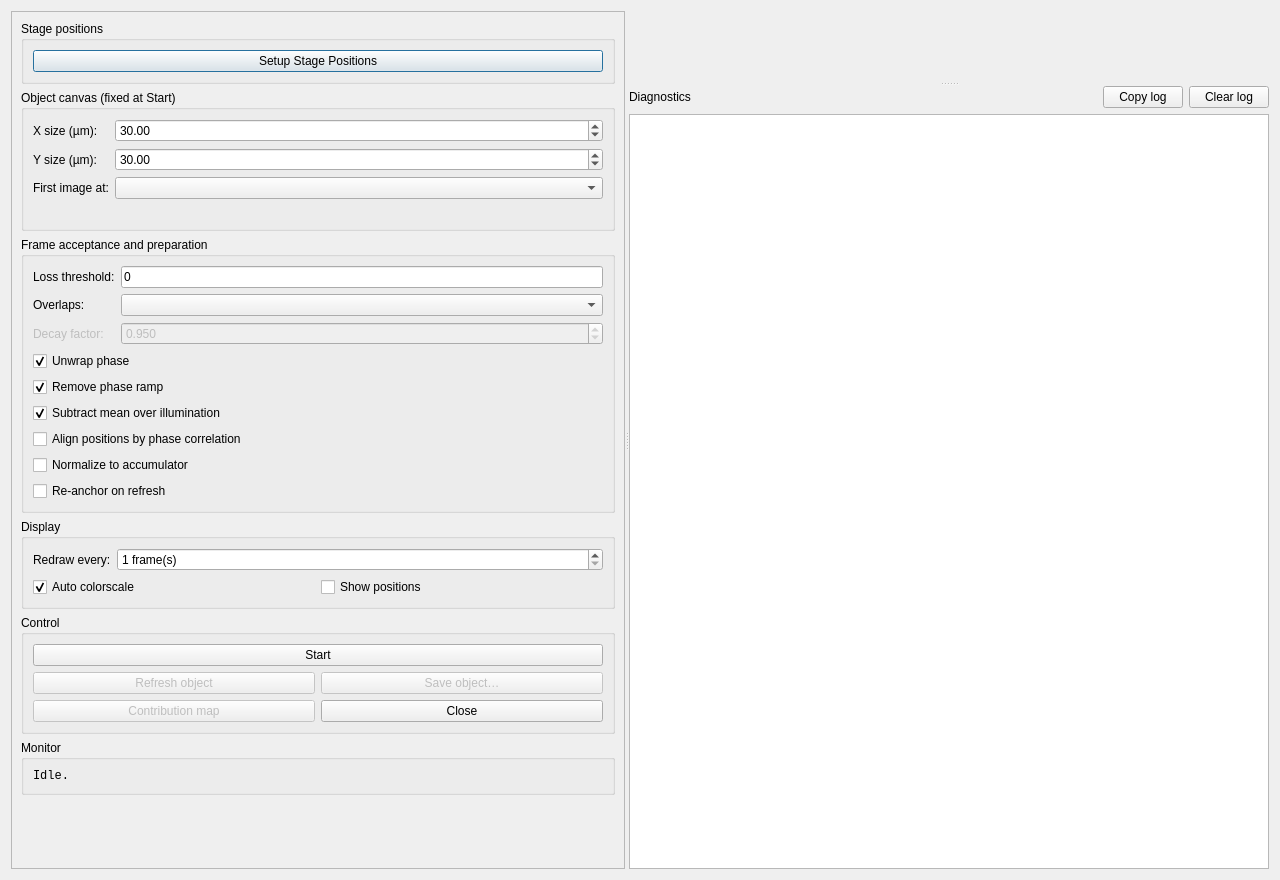
First picture: the form in object_accumulator.ui, repository jooneal225/live_RPI_viewer, before the edit.
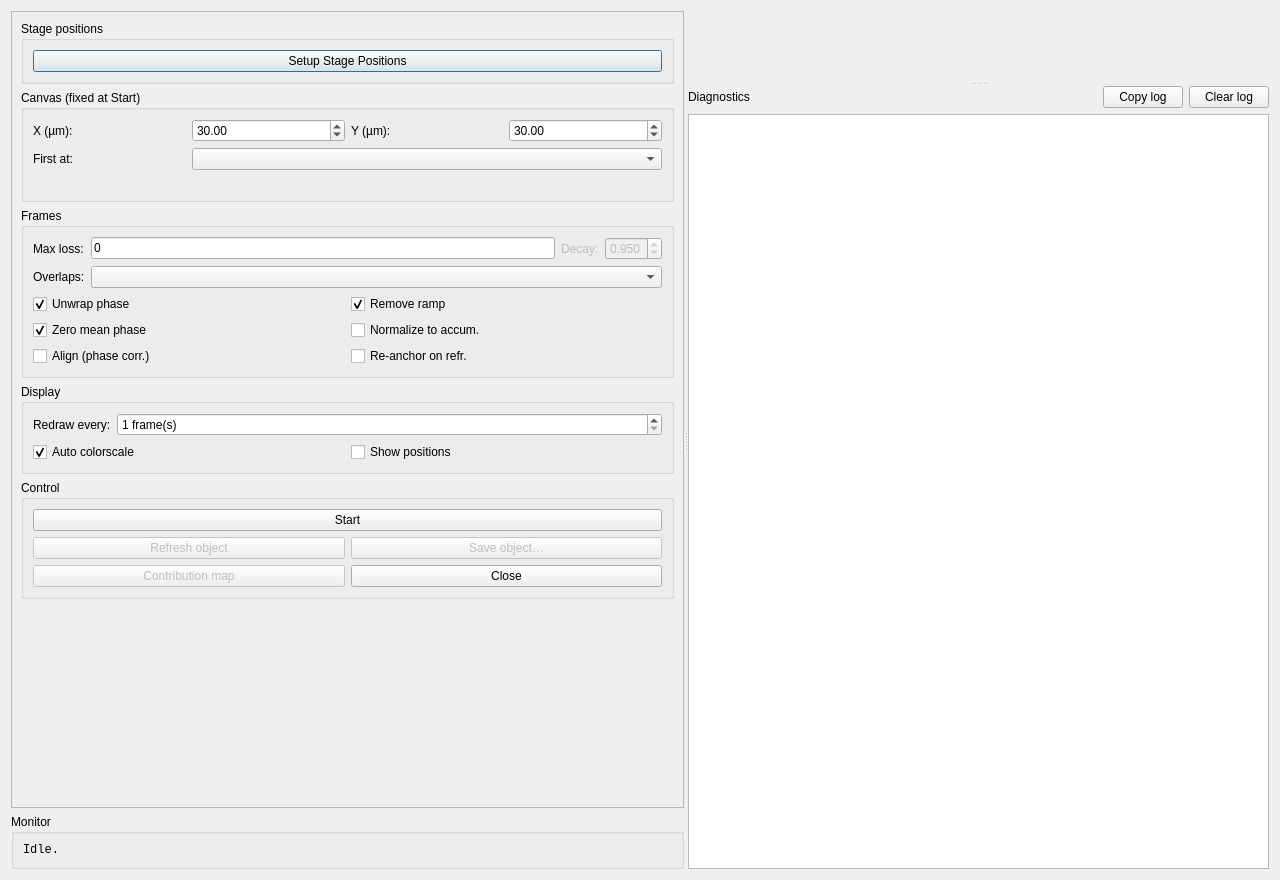
Second picture: the form after the edit.

```diff
--- a/object_accumulator.ui
+++ b/object_accumulator.ui
@@ -22,6 +22,21 @@
      <property name="childrenCollapsible">
       <bool>true</bool>
      </property>
+     <widget class="QWidget" name="accum_left_pane">
+      <layout class="QVBoxLayout" name="accum_left_layout">
+       <property name="leftMargin">
+        <number>0</number>
+       </property>
+       <property name="topMargin">
+        <number>0</number>
+       </property>
+       <property name="rightMargin">
+        <number>0</number>
+       </property>
+       <property name="bottomMargin">
+        <number>0</number>
+       </property>
+       <item>
      <widget class="QScrollArea" name="accum_scroll">
       <property name="widgetResizable">
        <bool>true</bool>
@@ -64,15 +79,15 @@
         <item>
          <widget class="QGroupBox" name="canvas_group">
           <property name="title">
-           <string>Object canvas (fixed at Start)</string>
+           <string>Canvas (fixed at Start)</string>
           </property>
           <layout class="QVBoxLayout" name="canvas_vl">
            <item>
-            <layout class="QFormLayout" name="canvas_form">
+            <layout class="QGridLayout" name="canvas_form">
              <item row="0" column="0">
               <widget class="QLabel" name="label_size_x">
                <property name="text">
-                <string>X size (µm):</string>
+                <string>X (µm):</string>
                </property>
               </widget>
              </item>
@@ -95,14 +110,14 @@
                </property>
               </widget>
              </item>
-             <item row="1" column="0">
+             <item row="0" column="2">
               <widget class="QLabel" name="label_size_y">
                <property name="text">
-                <string>Y size (µm):</string>
+                <string>Y (µm):</string>
                </property>
               </widget>
              </item>
-             <item row="1" column="1">
+             <item row="0" column="3">
               <widget class="QDoubleSpinBox" name="size_y_um_spin">
                <property name="decimals">
                 <number>2</number>
@@ -121,14 +136,14 @@
                </property>
               </widget>
              </item>
-             <item row="2" column="0">
+             <item row="1" column="0">
               <widget class="QLabel" name="label_first_frame">
                <property name="text">
-                <string>First image at:</string>
+                <string>First at:</string>
                </property>
               </widget>
              </item>
-             <item row="2" column="1">
+             <item row="1" column="1" colspan="3">
               <widget class="QComboBox" name="first_frame_combo">
                <property name="toolTip">
                 <string>Where the first accepted frame is placed. A corner choice insets by half a frame, so that frame sits flush against the canvas edge and the scan grows inward.</string>
@@ -153,15 +168,15 @@
         <item>
          <widget class="QGroupBox" name="frames_group">
           <property name="title">
-           <string>Frame acceptance and preparation</string>
+           <string>Frames</string>
           </property>
           <layout class="QVBoxLayout" name="frames_vl">
            <item>
-            <layout class="QFormLayout" name="frames_form">
+            <layout class="QGridLayout" name="frames_form">
              <item row="0" column="0">
               <widget class="QLabel" name="label_loss_thresh">
                <property name="text">
-                <string>Loss threshold:</string>
+                <string>Max loss:</string>
                </property>
               </widget>
              </item>
@@ -182,24 +197,24 @@
                </property>
               </widget>
              </item>
-             <item row="1" column="1">
+             <item row="1" column="1" colspan="3">
               <widget class="QComboBox" name="accum_mode_combo">
                <property name="toolTip">
                 <string>How a new frame combines with what is already on the canvas. Can be changed while a run is in progress.</string>
                </property>
               </widget>
              </item>
-             <item row="2" column="0">
+             <item row="0" column="2">
               <widget class="QLabel" name="label_decay">
                <property name="enabled">
                 <bool>false</bool>
                </property>
                <property name="text">
-                <string>Decay factor:</string>
+                <string>Decay:</string>
                </property>
               </widget>
              </item>
-             <item row="2" column="1">
+             <item row="0" column="3">
               <widget class="QDoubleSpinBox" name="decay_spin">
                <property name="enabled">
                 <bool>false</bool>
@@ -227,6 +242,8 @@
             </layout>
            </item>
            <item>
+            <layout class="QGridLayout" name="frames_checks_grid">
+             <item row="0" column="0">
             <widget class="QCheckBox" name="unwrap_check">
              <property name="toolTip">
               <string>Unwrap each frame's phase inside its illuminated area before stamping.</string>
@@ -239,61 +256,63 @@
              </property>
             </widget>
            </item>
-           <item>
+             <item row="0" column="1">
             <widget class="QCheckBox" name="ramp_check">
              <property name="toolTip">
               <string>Remove each frame's linear phase ramp before stamping. Without this, neighbouring tiles rarely line up.</string>
              </property>
              <property name="text">
-              <string>Remove phase ramp</string>
+                <string>Remove ramp</string>
              </property>
              <property name="checked">
               <bool>true</bool>
              </property>
             </widget>
            </item>
-           <item>
+             <item row="1" column="0">
             <widget class="QCheckBox" name="zero_mean_check">
              <property name="toolTip">
               <string>Subtract each frame's mean phase over its illuminated area. Removes the per-frame piston offset that otherwise makes every tile edge visible.</string>
              </property>
              <property name="text">
-              <string>Subtract mean over illumination</string>
+                <string>Zero mean phase</string>
              </property>
              <property name="checked">
               <bool>true</bool>
              </property>
             </widget>
            </item>
-           <item>
-            <widget class="QCheckBox" name="align_check">
-             <property name="toolTip">
-              <string>Phase-correlate each new frame against what is already on the canvas, over the overlapping pixels only, and shift it by the result. Corrections larger than the limit in the Options menu are rejected, so a bad correlation cannot throw a frame across the object. Needs overlap, so the first frame at any fresh spot is placed on its motor position alone.</string>
-             </property>
-             <property name="text">
-              <string>Align positions by phase correlation</string>
-             </property>
-            </widget>
-           </item>
-           <item>
+             <item row="1" column="1">
             <widget class="QCheckBox" name="normalize_check">
              <property name="toolTip">
               <string>Before stamping, shift each new frame's phase so its mean over the overlap with the existing object (pixels illuminated in the new frame and already populated on the canvas) matches the accumulator's mean there. Removes the piston step between a new tile and its neighbours. Applied after alignment; frames with too little overlap are stamped unchanged.</string>
              </property>
              <property name="text">
-              <string>Normalize to accumulator</string>
+                <string>Normalize to accum.</string>
              </property>
             </widget>
            </item>
-           <item>
+             <item row="2" column="0">
+              <widget class="QCheckBox" name="align_check">
+               <property name="toolTip">
+                <string>Phase-correlate each new frame against what is already on the canvas, over the overlapping pixels only, and shift it by the result. Corrections larger than the limit in the Options menu are rejected, so a bad correlation cannot throw a frame across the object. Needs overlap, so the first frame at any fresh spot is placed on its motor position alone.</string>
+               </property>
+               <property name="text">
+                <string>Align (phase corr.)</string>
+               </property>
+              </widget>
+             </item>
+             <item row="2" column="1">
             <widget class="QCheckBox" name="recenter_check">
              <property name="toolTip">
               <string>When &quot;Refresh object&quot; is pressed, also forget the reference position so the next accepted frame is placed at the anchor again. Off = the canvas keeps its original frame of reference.</string>
              </property>
              <property name="text">
-              <string>Re-anchor on refresh</string>
-             </property>
-            </widget>
+                <string>Re-anchor on refr.</string>
+               </property>
+              </widget>
+             </item>
+            </layout>
            </item>
           </layout>
          </widget>
@@ -416,28 +435,6 @@
           </layout>
          </widget>
         </item>
-        <item>
-         <widget class="QGroupBox" name="monitor_group">
-          <property name="title">
-           <string>Monitor</string>
-          </property>
-          <layout class="QVBoxLayout" name="monitor_vl">
-           <item>
-            <widget class="QLabel" name="monitor_label">
-             <property name="styleSheet">
-              <string notr="true">font-family: monospace;</string>
-             </property>
-             <property name="text">
-              <string>Idle.</string>
-             </property>
-             <property name="textInteractionFlags">
-              <set>Qt::TextSelectableByMouse</set>
-             </property>
-            </widget>
-           </item>
-          </layout>
-         </widget>
-        </item>
         <item>
          <spacer name="controlsSpacer">
           <property name="orientation">
@@ -453,6 +450,31 @@
         </item>
        </layout>
       </widget>
+     </widget>
+       </item>
+        <item>
+         <widget class="QGroupBox" name="monitor_group">
+          <property name="title">
+           <string>Monitor</string>
+          </property>
+          <layout class="QVBoxLayout" name="monitor_vl">
+           <item>
+            <widget class="QLabel" name="monitor_label">
+             <property name="styleSheet">
+              <string notr="true">font-family: monospace;</string>
+             </property>
+             <property name="text">
+              <string>Idle.</string>
+             </property>
+             <property name="textInteractionFlags">
+              <set>Qt::TextSelectableByMouse</set>
+             </property>
+            </widget>
+           </item>
+          </layout>
+         </widget>
+        </item>
+      </layout>
      </widget>
      <widget class="QSplitter" name="right_splitter">
       <property name="orientation">
```
Left out of the diff: 2 changed lines with no effect on the pictures. Lines whose indentation alone changed are shown as unchanged.
